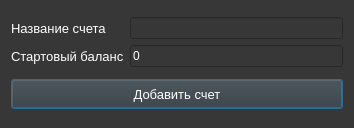
This is ui/dialogs/new_account.ui in Protocs/OkayMoney as Qt 5 draws it before an edit. The edited form follows.
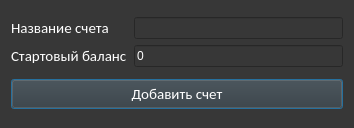
This is the edited form. Icons and pictures are not drawn.

```diff
--- a/ui/dialogs/new_account.ui
+++ b/ui/dialogs/new_account.ui
@@ -48,7 +48,8 @@
         <widget class="QLabel" name="label">
          <property name="font">
           <font>
-           <pointsize>10</pointsize>
+           <family>Calibri</family>
+           <pointsize>11</pointsize>
           </font>
          </property>
          <property name="text">
@@ -60,7 +61,8 @@
         <widget class="QLabel" name="label_2">
          <property name="font">
           <font>
-           <pointsize>10</pointsize>
+           <family>Calibri</family>
+           <pointsize>11</pointsize>
           </font>
          </property>
          <property name="text">
@@ -108,7 +110,8 @@
      </property>
      <property name="font">
       <font>
-       <pointsize>10</pointsize>
+       <family>Calibri</family>
+       <pointsize>11</pointsize>
       </font>
      </property>
      <property name="text">
```
